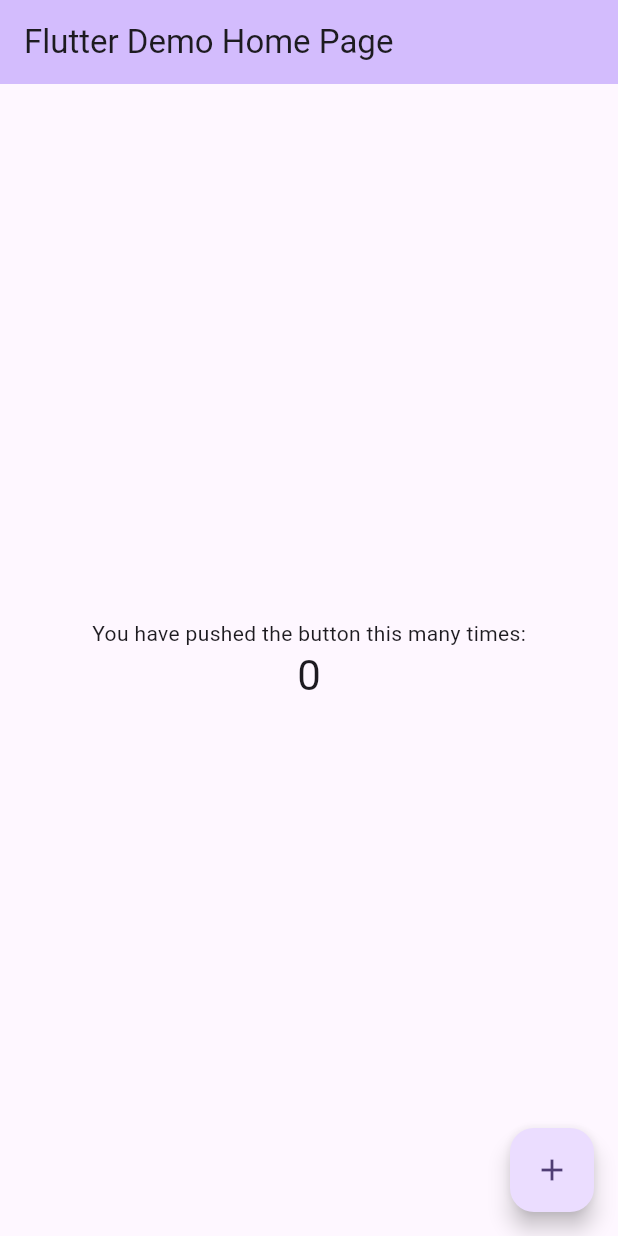
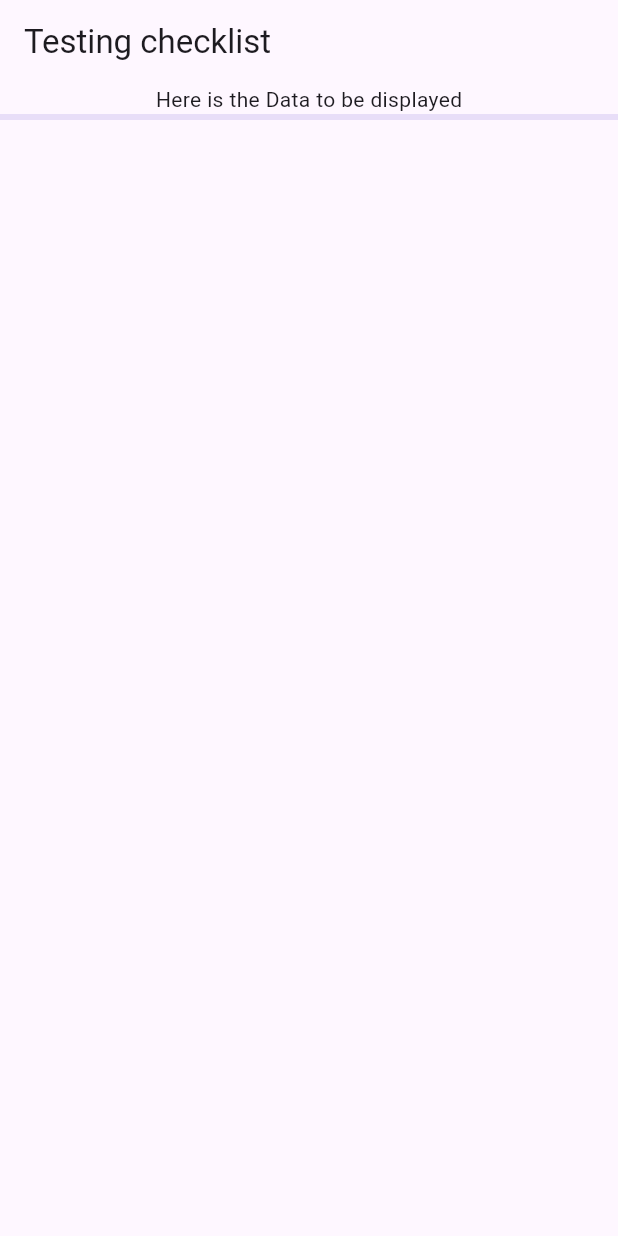
Before and after one commit to hopekali04/flutter-tes1, a Flutter app: the screen it shows after launch, on a phone screen of 412 x 824 dp. Run offline on Flutter 3.47's test engine with Material 3 defaults, Android fonts, the phone set to English and light mode, and no system bars.

Commit message:
feat: main file changes

```diff
--- a/flutter_application_1/lib/main.dart
+++ b/flutter_application_1/lib/main.dart
@@ -1,125 +1,79 @@
 import 'package:flutter/material.dart';
 
-void main() {
-  runApp(const MyApp());
-}
+void main() => runApp(const MyApp());
 
 class MyApp extends StatelessWidget {
   const MyApp({super.key});
 
-  // This widget is the root of your application.
   @override
   Widget build(BuildContext context) {
     return MaterialApp(
-      title: 'Flutter Demo',
+      title: 'Test Flutter App 1',
       theme: ThemeData(
-        // This is the theme of your application.
-        //
-        // TRY THIS: Try running your application with "flutter run". You'll see
-        // the application has a purple toolbar. Then, without quitting the app,
-        // try changing the seedColor in the colorScheme below to Colors.green
-        // and then invoke "hot reload" (save your changes or press the "hot
-        // reload" button in a Flutter-supported IDE, or press "r" if you used
-        // the command line to start the app).
-        //
-        // Notice that the counter didn't reset back to zero; the application
-        // state is not lost during the reload. To reset the state, use hot
-        // restart instead.
-        //
-        // This works for code too, not just values: Most code changes can be
-        // tested with just a hot reload.
-        colorScheme: ColorScheme.fromSeed(seedColor: Colors.deepPurple),
-        useMaterial3: true,
+        primarySwatch: Colors.red,
       ),
-      home: const MyHomePage(title: 'Flutter Demo Home Page'),
+      home: const MyHomePage(),
     );
   }
 }
 
-class MyHomePage extends StatefulWidget {
-  const MyHomePage({super.key, required this.title});
-
-  // This widget is the home page of your application. It is stateful, meaning
-  // that it has a State object (defined below) that contains fields that affect
-  // how it looks.
-
-  // This class is the configuration for the state. It holds the values (in this
-  // case the title) provided by the parent (in this case the App widget) and
-  // used by the build method of the State. Fields in a Widget subclass are
-  // always marked "final".
-
-  final String title;
-
-  @override
-  State<MyHomePage> createState() => _MyHomePageState();
-}
-
-class _MyHomePageState extends State<MyHomePage> {
-  int _counter = 0;
-
-  void _incrementCounter() {
-    setState(() {
-      // This call to setState tells the Flutter framework that something has
-      // changed in this State, which causes it to rerun the build method below
-      // so that the display can reflect the updated values. If we changed
-      // _counter without calling setState(), then the build method would not be
-      // called again, and so nothing would appear to happen.
-      _counter++;
-    });
-  }
+class MyHomePage extends StatelessWidget {
+  const MyHomePage({super.key});
 
   @override
   Widget build(BuildContext context) {
-    // This method is rerun every time setState is called, for instance as done
-    // by the _incrementCounter method above.
-    //
-    // The Flutter framework has been optimized to make rerunning build methods
-    // fast, so that you can just rebuild anything that needs updating rather
-    // than having to individually change instances of widgets.
     return Scaffold(
       appBar: AppBar(
-        // TRY THIS: Try changing the color here to a specific color (to
-        // Colors.amber, perhaps?) and trigger a hot reload to see the AppBar
-        // change color while the other colors stay the same.
-        backgroundColor: Theme.of(context).colorScheme.inversePrimary,
-        // Here we take the value from the MyHomePage object that was created by
-        // the App.build method, and use it to set our appbar title.
-        title: Text(widget.title),
+        title: const Text("Testing checklist"),
       ),
-      body: Center(
-        // Center is a layout widget. It takes a single child and positions it
-        // in the middle of the parent.
-        child: Column(
-          // Column is also a layout widget. It takes a list of children and
-          // arranges them vertically. By default, it sizes itself to fit its
-          // children horizontally, and tries to be as tall as its parent.
-          //
-          // Column has various properties to control how it sizes itself and
-          // how it positions its children. Here we use mainAxisAlignment to
-          // center the children vertically; the main axis here is the vertical
-          // axis because Columns are vertical (the cross axis would be
-          // horizontal).
-          //
-          // TRY THIS: Invoke "debug painting" (choose the "Toggle Debug Paint"
-          // action in the IDE, or press "p" in the console), to see the
-          // wireframe for each widget.
-          mainAxisAlignment: MainAxisAlignment.center,
-          children: <Widget>[
-            const Text(
-              'You have pushed the button this many times:',
-            ),
-            Text(
-              '$_counter',
-              style: Theme.of(context).textTheme.headlineMedium,
-            ),
-          ],
-        ),
+      body: const Column(
+        children: [Progress()],
       ),
-      floatingActionButton: FloatingActionButton(
-        onPressed: _incrementCounter,
-        tooltip: 'Increment',
-        child: const Icon(Icons.add),
-      ), // This trailing comma makes auto-formatting nicer for build methods.
     );
   }
 }
+
+class Progress extends StatelessWidget {
+  const Progress({super.key});
+
+  @override
+  Widget build(BuildContext context) {
+    return const Column(
+      children: [
+        Text("Here is the Data to be displayed"),
+        LinearProgressIndicator(value: 0.0,)
+      ],
+    );
+  }
+}
+class TaskList extends StatelessWidget {
+  const TaskList({super.key});
+
+  @override
+  Widget build(BuildContext context) {
+    return const Column(
+      children: [
+        TaskItem(label: "Task1"),
+        TaskItem(label: "Task2"),
+        TaskItem(label: "Task3"),
+        TaskItem(label: "Task4"),
+        TaskItem(label: "Task5"),
+        TaskItem(label: "Task6"),
+      ],
+    )
+  }
+}
+class TaskItem extends StatelessWidget {
+  final String label;
+
+  const TaskItem ({Key key, @required this.label}) : super(key, key)
+
+  @override
+  Widget build(BuildContext context) {
+    return Row (children: [
+      const Checkbox(value: false, onChanged: null),
+      Text(label),
+    ],);
+  }
+
+}
```
